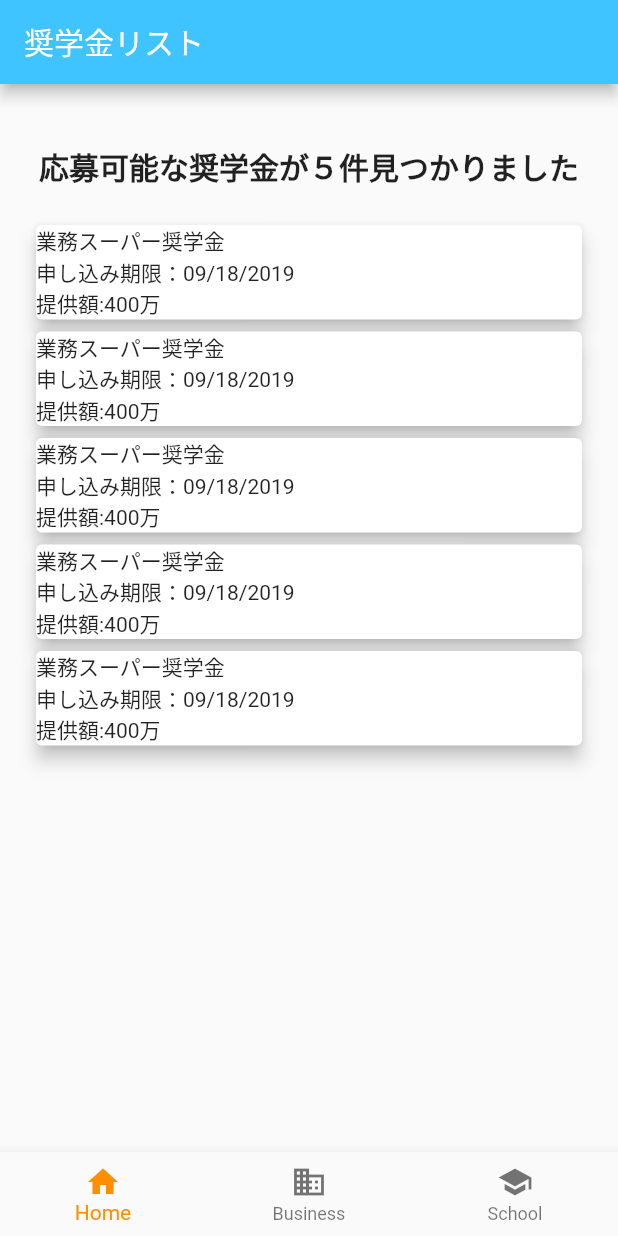
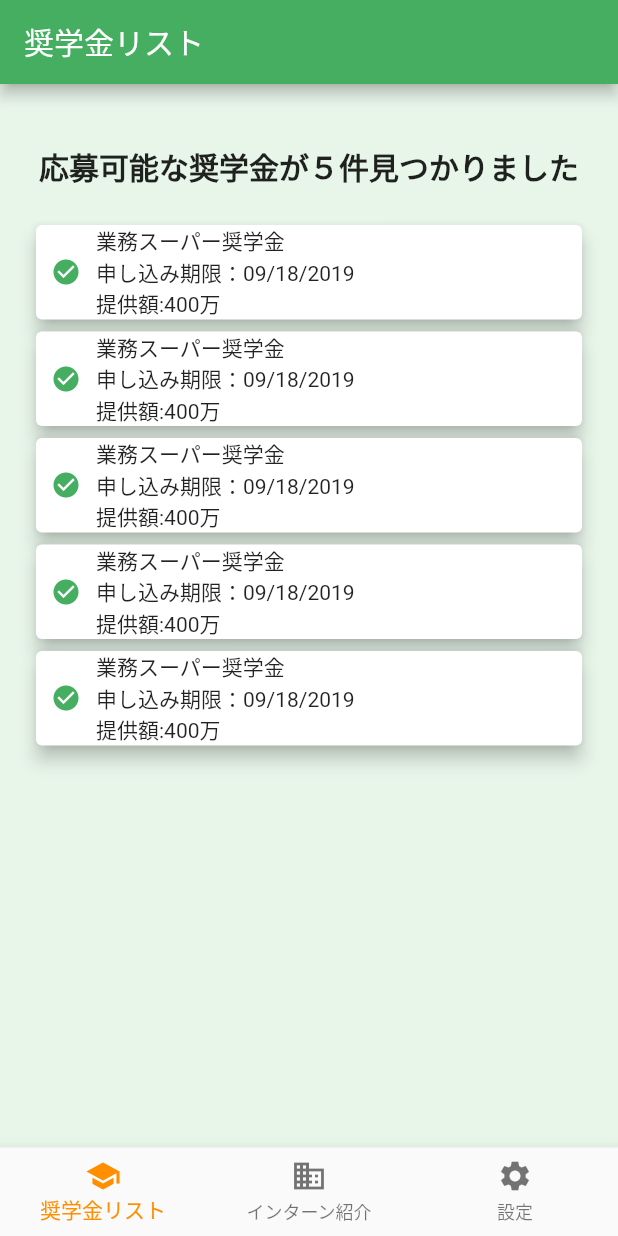
Before and after one commit to mafreud/developer_bidding, a Flutter app: the screen it shows after launch, on a phone screen of 412 x 824 dp. Run offline on Flutter 3.47's test engine with Material 2 defaults, Android fonts, the phone set to English and light mode, and no system bars; our stand-ins replace animated_text_kit, cloud_firestore, firebase_auth, modal_progress_hud; accounts and stored records are empty.

Commit message:
change color, words and settinfs

```diff
--- a/lib/components/colors.dart
+++ b/lib/components/colors.dart
@@ -2,3 +2,5 @@
 import 'package:flutter/material.dart';
 
 const Color easyFundMainColor = Color(0xFF46ae61);
+const Color easyFundLightColor = Color(0xFFE8F5E9);
+const Color easyFundDarkColor = Color(0xFF007d38);
--- a/lib/components/scholarship_card.dart
+++ b/lib/components/scholarship_card.dart
@@ -11,12 +11,23 @@ class ScholarshipCard extends StatelessWidget {
   @override
   Widget build(BuildContext context) {
     return Card(
-      child: Column(
-        crossAxisAlignment: CrossAxisAlignment.start,
+      child: Row(
         children: <Widget>[
-          Text('業務スーパー奨学金'),
-          Text('申し込み期限：09/18/2019'),
-          Text('提供額:400万')
+          SizedBox(
+            width: 10.0,
+          ),
+          Icon(Icons.check_circle, color: easyFundMainColor, size: 20.0),
+          SizedBox(
+            width: 10.0,
+          ),
+          Column(
+            crossAxisAlignment: CrossAxisAlignment.start,
+            children: <Widget>[
+              Text('業務スーパー奨学金'),
+              Text('申し込み期限：09/18/2019'),
+              Text('提供額:400万')
+            ],
+          ),
         ],
       ),
       elevation: 5.0,
--- a/lib/screens/home.dart
+++ b/lib/screens/home.dart
@@ -3,6 +3,8 @@ import 'package:easy_fund/screens/chat_screen.dart';
 import 'login_screen.dart';
 import 'package:easy_fund/screens/chat_list_screen.dart';
 import 'package:easy_fund/screens/scholarships_screen.dart';
+import 'questions_screen.dart';
+import 'package:easy_fund/components/colors.dart';
 
 class HomeScreen extends StatefulWidget {
   static String id = 'home_screen';
@@ -11,22 +13,26 @@ class HomeScreen extends StatefulWidget {
 }
 
 class _HomeScreenState extends State<HomeScreen> {
-  final _pageOptions = [ScholarshipsScreen(), ChatListScreen(), LoginScreen()];
+  final _pageOptions = [
+    ScholarshipsScreen(),
+    ChatListScreen(),
+    QuestionsScreen(),
+  ];
 
   int _selectedIndex = 0;
   static const TextStyle optionStyle =
       TextStyle(fontSize: 30, fontWeight: FontWeight.bold);
   static const List<Widget> _widgetOptions = <Widget>[
     Text(
-      'Index 0: Home',
+      'Index 0: 奨学金リスト',
       style: optionStyle,
     ),
     Text(
-      'Index 1: Business',
+      'Index 1: インターン紹介',
       style: optionStyle,
     ),
     Text(
-      'Index 2: School',
+      'Index 2: 設定',
       style: optionStyle,
     ),
   ];
@@ -40,25 +46,26 @@ class _HomeScreenState extends State<HomeScreen> {
   @override
   Widget build(BuildContext context) {
     return Scaffold(
+      backgroundColor: easyFundLightColor,
       appBar: AppBar(
         leading: null,
         title: Text('奨学金リスト'),
-        backgroundColor: Colors.lightBlueAccent,
+        backgroundColor: easyFundMainColor,
       ),
       bottomNavigationBar: BottomNavigationBar(
         items: const <BottomNavigationBarItem>[
           BottomNavigationBarItem(
-            icon: Icon(Icons.home),
-            title: Text('Home'),
+            icon: Icon(Icons.school),
+            title: Text('奨学金リスト'),
           ),
           BottomNavigationBarItem(
             icon: Icon(Icons.business),
-            title: Text('Business'),
+            title: Text('インターン紹介'),
           ),
           BottomNavigationBarItem(
-            icon: Icon(Icons.school),
-            title: Text('School'),
-          ),
+            icon: Icon(Icons.settings),
+            title: Text('設定'),
+          )
         ],
         currentIndex: _selectedIndex,
         selectedItemColor: Colors.amber[800],
```
Also changed, not shown: 1 other file.
